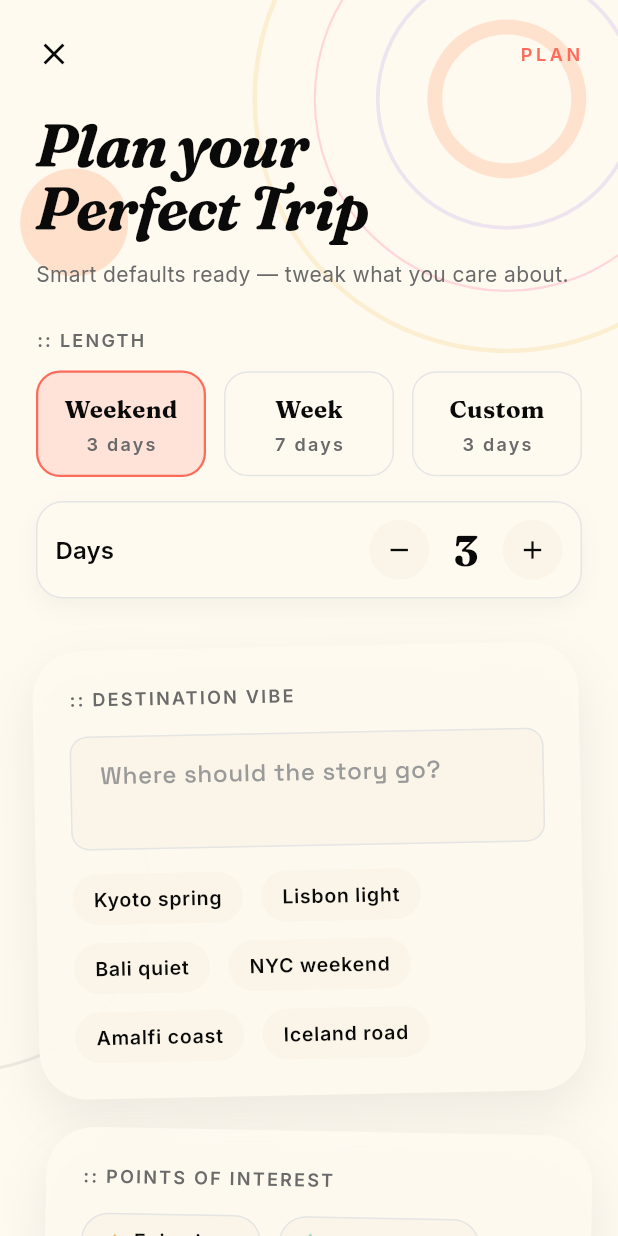
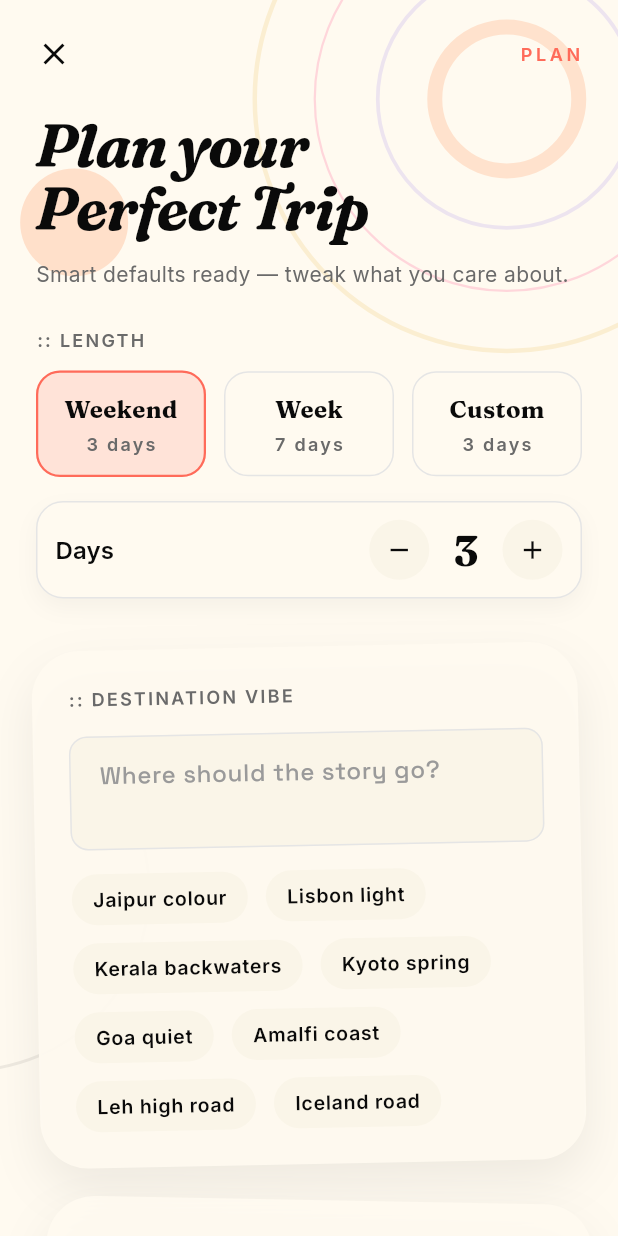
Before and after one commit to Anu-Code07/orbit-notes, a Flutter app: the _PlanTripView screen opened directly, on a phone screen of 412 x 824 dp. Run offline on Flutter 3.47's test engine with Material 3 defaults, Android fonts, the phone set to English and light mode, and no system bars; our stand-ins replace drift, drift_flutter, equatable, flutter_bloc, flutter_map, flutter_native_splash and 10 more; accounts and stored records are empty; generated files the repository leaves out were written again.

Commit message:
Mix India and abroad destination vibe presets for trip planning.
Co-authored-by: Cursor <cursoragent@cursor.com>

```diff
--- a/lib/features/notes/presentation/pages/plan_trip_page.dart
+++ b/lib/features/notes/presentation/pages/plan_trip_page.dart
@@ -127,11 +127,13 @@ class _PlanComposerState extends State<_PlanComposer> {
   late final TextEditingController _mustController;
 
   static const _vibePresets = [
+    ('Jaipur colour', 'Jaipur — pink forts, bazaars, rooftop evenings'),
+    ('Lisbon light', 'Lisbon hills & tiled streets — cafés, miradouros, tram rides'),
+    ('Kerala backwaters', 'Kerala backwaters — houseboats, coconut shade, slow canals'),
     ('Kyoto spring', 'Kyoto in cherry season — temples, tea, slow mornings'),
-    ('Lisbon light', 'Lisbon hills & tiled streets — cafés, miradouros, tram rides'),
-    ('Bali quiet', 'Quiet Bali — rice terraces, ocean evenings, yoga dawns'),
-    ('NYC weekend', 'New York long weekend — museums, pizza, skyline walks'),
+    ('Goa quiet', 'Quiet Goa — beach dawns, fish thalis, old Portuguese lanes'),
     ('Amalfi coast', 'Amalfi coast — cliffs, lemon groves, swimming coves'),
+    ('Leh high road', 'Leh–Ladakh — high passes, monasteries, thin blue sky'),
     ('Iceland road', 'Iceland road trip — waterfalls, hot springs, midnight sun'),
   ];
 
```
